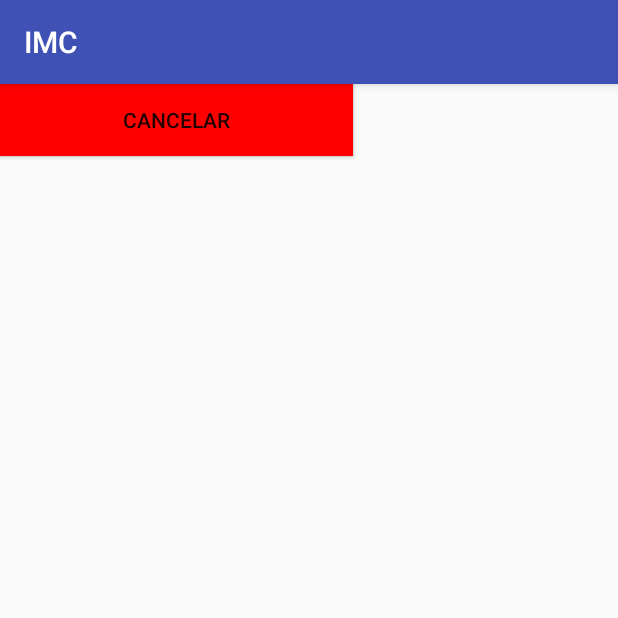
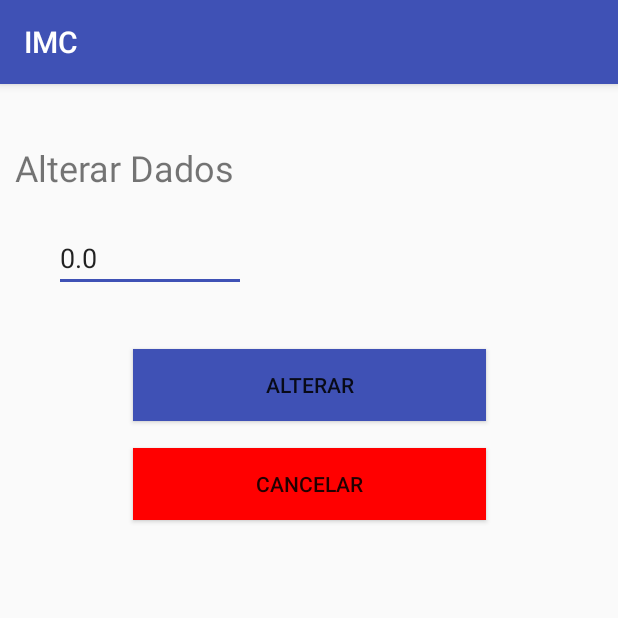
Before and after one commit to fbio1/IMC, an Android app: the Main2Activity screen opened directly, with no data from a screen before it, on a phone screen of 412 x 824 dp, the top half of it. Run offline under Robolectric (Android 15) with nearby library versions, the phone set to English and light mode, and no system bars; 3 statements that could not run were skipped.

Commit message:
Atualiçãp

```diff
--- a/app/src/main/res/layout/activity_main2.xml
+++ b/app/src/main/res/layout/activity_main2.xml
@@ -14,8 +14,12 @@
         android:layout_height="wrap_content"
         android:text="Alterar Dados"
         android:textSize="24sp"
-        tools:layout_editor_absoluteY="44dp"
-        tools:layout_editor_absoluteX="34dp" />
+        tools:layout_constraintRight_creator="1"
+        tools:layout_constraintBottom_creator="1"
+        app:layout_constraintBottom_toTopOf="@+id/editText"
+        android:layout_marginEnd="7dp"
+        app:layout_constraintRight_toRightOf="@+id/editText"
+        android:layout_marginBottom="21dp" />
 
     <TextView
         android:id="@+id/textView11"
@@ -23,8 +27,12 @@
         android:layout_height="wrap_content"
         android:text="xx:"
         android:textSize="18sp"
-        tools:layout_editor_absoluteY="116dp"
-        tools:layout_editor_absoluteX="16dp" />
+        tools:layout_constraintTop_creator="1"
+        android:layout_marginStart="16dp"
+        android:layout_marginTop="116dp"
+        tools:layout_constraintLeft_creator="1"
+        app:layout_constraintLeft_toLeftOf="parent"
+        app:layout_constraintTop_toTopOf="parent" />
 
     <EditText
         android:id="@+id/editText"
@@ -33,8 +41,13 @@
         android:ems="6"
         android:inputType="numberDecimal"
         android:singleLine="false"
-        tools:layout_editor_absoluteY="94dp"
-        tools:layout_editor_absoluteX="58dp" />
+        tools:layout_constraintTop_creator="1"
+        tools:layout_constraintBottom_creator="1"
+        app:layout_constraintBottom_toTopOf="@+id/textView11"
+        android:layout_marginStart="20dp"
+        tools:layout_constraintLeft_creator="1"
+        app:layout_constraintTop_toTopOf="@+id/textView11"
+        app:layout_constraintLeft_toRightOf="@+id/textView11" />
 
     <Button
         android:id="@+id/button4"
@@ -43,16 +56,26 @@
         android:background="#3F51B5"
         android:onClick="alterarDados"
         android:text="Alterar"
-        tools:layout_editor_absoluteX="75dp"
-        tools:layout_editor_absoluteY="175dp" />
+        tools:layout_constraintTop_creator="1"
+        tools:layout_constraintRight_creator="1"
+        app:layout_constraintRight_toRightOf="parent"
+        android:layout_marginTop="38dp"
+        app:layout_constraintTop_toBottomOf="@+id/editText"
+        tools:layout_constraintLeft_creator="1"
+        app:layout_constraintLeft_toLeftOf="parent" />
 
     <Button
         android:id="@+id/button5"
-        android:layout_width="235dp"
+        android:layout_width="0dp"
         android:layout_height="wrap_content"
         android:background="#FF0000"
         android:onClick="cancelar"
         android:text="Cancelar"
-        tools:layout_editor_absoluteX="75dp"
-        tools:layout_editor_absoluteY="241dp" />
+        tools:layout_constraintTop_creator="1"
+        tools:layout_constraintRight_creator="1"
+        app:layout_constraintRight_toRightOf="@+id/button4"
+        android:layout_marginTop="18dp"
+        app:layout_constraintTop_toBottomOf="@+id/button4"
+        tools:layout_constraintLeft_creator="1"
+        app:layout_constraintLeft_toLeftOf="@+id/button4" />
 </android.support.constraint.ConstraintLayout>
```
Also changed, not shown: 136 other files.
